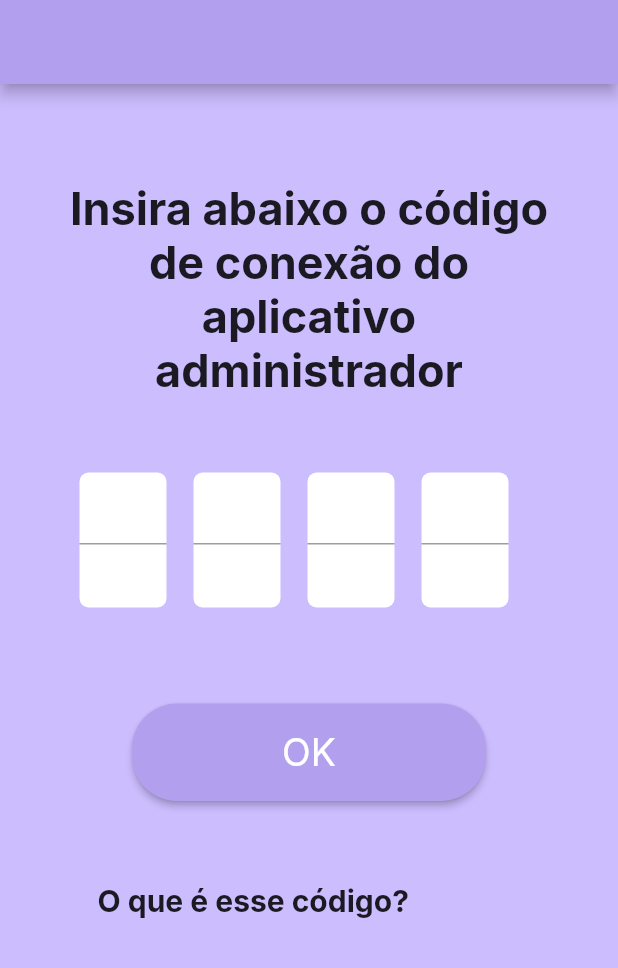
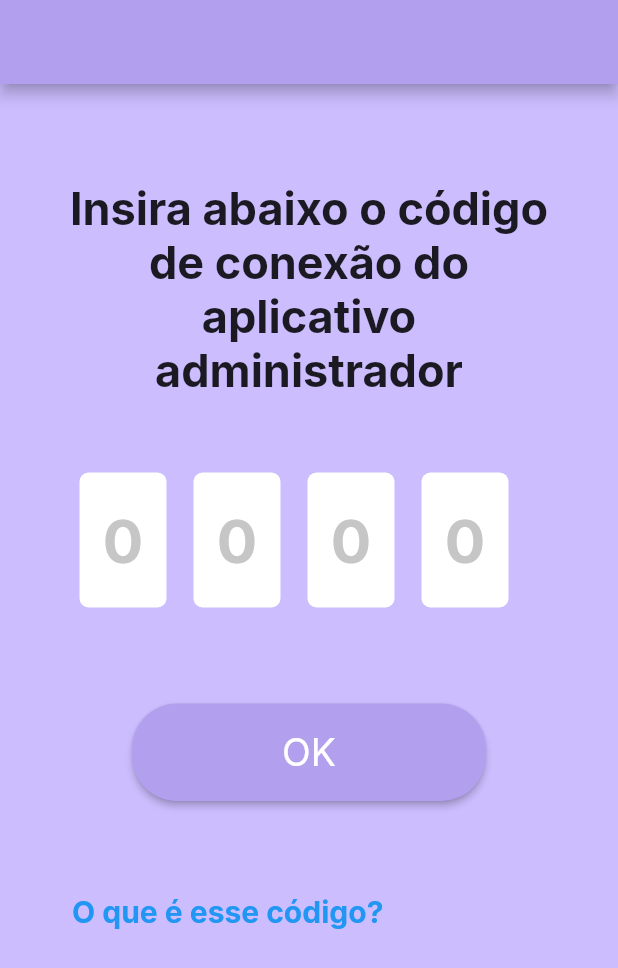
Before and after one commit to hallefcalves/smart-mhealth-companion, a Flutter app: the PurpleHome screen opened directly, on a phone screen of 412 x 824 dp. Shown: the top 968 px of the screen. Run offline on Flutter 3.47's test engine with Material 2 defaults, Android fonts, the phone set to English and light mode, and no system bars; our stand-ins replace flutter_local_notifications, font_awesome_flutter, google_fonts, timezone; missing offline and left inert: flutter_alarm_clock, iconify_flutter.

Commit message:
purple home

```diff
--- /dev/null
+++ b/lib/components/buttom_dialog.dart
@@ -0,0 +1,93 @@
+import 'package:flutter/material.dart';
+import 'package:flutter/src/foundation/key.dart';
+import 'package:flutter/src/widgets/framework.dart';
+import 'package:google_fonts/google_fonts.dart';
+import 'package:iconify_flutter/iconify_flutter.dart';
+import 'package:iconify_flutter/icons/eva.dart';
+import 'package:smart_mhealth_companion/components/center_text.dart';
+import 'package:smart_mhealth_companion/components/left_text.dart';
+import 'package:smart_mhealth_companion/themes/color.dart';
+
+class BtnDialog extends StatelessWidget {
+  const BtnDialog(this.corCaixa, this.corIcone, this.titulo, this.descricao, this.texto,this.imagem);
+  final Color corCaixa;
+  final Color corIcone;
+  final String titulo;
+  final String descricao;
+  final String texto;
+  final String imagem;
+  @override
+  Widget build(BuildContext context) {
+    return ElevatedButton(
+      onPressed: () => showDialog<String>(
+        context: context,
+        builder: (BuildContext context) => AlertDialog(
+          shape: const RoundedRectangleBorder(
+              borderRadius: BorderRadius.all(Radius.circular(9))),
+          backgroundColor: corCaixa,
+          title: Row(
+            children: [
+              Padding(
+                padding: const EdgeInsets.only(top: 5, left: 1),
+                child: IconButton(
+                  icon: Iconify(Eva.close_circle_fill,
+                      color: corIcone, size: 45),
+                  onPressed: () => Navigator.pop(context, 'OK'),
+                ),
+              ),
+              Padding(
+                padding: const EdgeInsets.only(top: 5),
+                child: CenterTxt(
+                    22, FontWeight.w700, titulo),
+              )
+            ],
+          ),
+          content: Stack(
+            children: [
+              Padding(
+                padding: EdgeInsets.only(top: 18),
+                child: Image.asset(
+                  imagem,
+                ),
+              ),
+              Padding(
+                  padding: EdgeInsets.only(top: 220),
+                  child: CenterTxt(
+                      19, FontWeight.w500, descricao)),
+              Padding(
+                padding: EdgeInsets.only(top: 270),
+                child: CenterTxt(16, FontWeight.w400,
+                    texto),
+              )
+            ],
+          ),
+          actions: <Widget>[
+            TextButton(
+              onPressed: () => Navigator.pop(context, 'OK'),
+              child: Text(
+                'OK',
+                style: GoogleFonts.inter(
+                  fontSize: 20,
+                  fontWeight: FontWeight.w700,
+                ),
+              ),
+            ),
+          ],
+        ),
+      ),
+      style: ElevatedButton.styleFrom(
+        primary: accentColorMedium,
+        textStyle: TextStyle(
+          fontFamily: GoogleFonts.inter().fontFamily,
+          fontSize: 25,
+        ),
+        minimumSize: const Size(170, 65),
+        maximumSize: const Size(340, 130),
+        shape: RoundedRectangleBorder(
+          borderRadius: BorderRadius.circular(30),
+        ),
+      ),
+      child: const Text('OK'),
+    );
+  }
+}
--- a/lib/components/center_text.dart
+++ b/lib/components/center_text.dart
@@ -6,8 +6,9 @@ import 'package:flutter/src/widgets/framework.dart';
 import 'package:google_fonts/google_fonts.dart';
 
 class CenterTxt extends StatelessWidget {
-  const CenterTxt(this.tamanhoFont, this.texto);
+  const CenterTxt(this.tamanhoFont, this.fontWeight, this.texto);
   final double tamanhoFont;
+  final FontWeight fontWeight;
   final String texto;
 
   @override
@@ -18,7 +19,7 @@ class CenterTxt extends StatelessWidget {
         textAlign: TextAlign.center,
         style: GoogleFonts.inter(
           fontSize: tamanhoFont,
-          fontWeight: FontWeight.w700,
+          fontWeight: fontWeight,
         ),
         texto,
       ),
--- a/lib/components/codigo_verificação.dart
+++ b/lib/components/codigo_verificação.dart
@@ -1,7 +1,9 @@
 import 'package:flutter/cupertino.dart';
 import 'package:flutter/material.dart';
+import 'package:flutter/services.dart';
 import 'package:flutter/src/foundation/key.dart';
 import 'package:flutter/src/widgets/framework.dart';
+import 'package:google_fonts/google_fonts.dart';
 
 class CodigoVerificacao extends StatelessWidget {
   const CodigoVerificacao({Key? key}) : super(key: key);
@@ -19,8 +21,20 @@ class CodigoVerificacao extends StatelessWidget {
             color: Colors.white,
             borderRadius: BorderRadius.circular(6),
             ),
-            child: const TextField(
-              keyboardType: TextInputType.number),
+            child: Center(child:
+            TextField(
+              decoration:
+                InputDecoration(counterText: "", hintText: '0', hintStyle: TextStyle(fontSize: 40, color: Color.fromARGB(155, 161, 161, 161)),  border: InputBorder.none),
+              textAlign: TextAlign.center,
+              style: GoogleFonts.inter(
+              fontSize: 40,
+              fontWeight: FontWeight.w700,
+            ),
+              maxLength: 1,
+              inputFormatters: <TextInputFormatter>[FilteringTextInputFormatter.digitsOnly,],
+              keyboardType: TextInputType.number,
+            ),
+            )
           ),
         ),
         Padding(
@@ -32,8 +46,20 @@ class CodigoVerificacao extends StatelessWidget {
             color: Colors.white,
             borderRadius: BorderRadius.circular(6),
             ),
-            child: const TextField(
-              keyboardType: TextInputType.number),
+            child: Center(child:
+            TextField(
+              decoration:
+                InputDecoration(counterText: "", hintText: '0', hintStyle: TextStyle(fontSize: 40, color: Color.fromARGB(155, 161, 161, 161)),  border: InputBorder.none),
+              textAlign: TextAlign.center,
+              style: GoogleFonts.inter(
+              fontSize: 40,
+              fontWeight: FontWeight.w700,
+            ),
+              maxLength: 1,
+              inputFormatters: <TextInputFormatter>[FilteringTextInputFormatter.digitsOnly,],
+              keyboardType: TextInputType.number,
+            ),
+            )
           ),
         ),
         Padding(
@@ -45,8 +71,20 @@ class CodigoVerificacao extends StatelessWidget {
             color: Colors.white,
             borderRadius: BorderRadius.circular(6),
             ),
-            child: const TextField(
-              keyboardType: TextInputType.number),
+            child: Center(child:
+            TextField(
+              decoration:
+                InputDecoration(counterText: "", hintText: '0', hintStyle: TextStyle(fontSize: 40, color: Color.fromARGB(155, 161, 161, 161)),  border: InputBorder.none),
+              textAlign: TextAlign.center,
+              style: GoogleFonts.inter(
+              fontSize: 40,
+              fontWeight: FontWeight.w700,
+            ),
+              maxLength: 1,
+              inputFormatters: <TextInputFormatter>[FilteringTextInputFormatter.digitsOnly,],
+              keyboardType: TextInputType.number,
+            ),
+            )
           ),
         ),
         Padding(
@@ -58,8 +96,20 @@ class CodigoVerificacao extends StatelessWidget {
             color: Colors.white,
             borderRadius: BorderRadius.circular(6),
             ),
-            child: const TextField(
-              keyboardType: TextInputType.number),
+            child: Center(child:
+            TextField(
+              decoration:
+                InputDecoration(counterText: "", hintText: '0', hintStyle: TextStyle(fontSize: 40, color: Color.fromARGB(155, 161, 161, 161)),  border: InputBorder.none),
+              textAlign: TextAlign.center,
+              style: GoogleFonts.inter(
+              fontSize: 40,
+              fontWeight: FontWeight.w700,
+            ),
+              maxLength: 1,
+              inputFormatters: <TextInputFormatter>[FilteringTextInputFormatter.digitsOnly,],
+              keyboardType: TextInputType.number,
+            ),
+            )
           ),
         ),
       ],
--- a/lib/components/left_text.dart
+++ b/lib/components/left_text.dart
@@ -6,8 +6,9 @@ import 'package:flutter/src/widgets/framework.dart';
 import 'package:google_fonts/google_fonts.dart';
 
 class LetfTxt extends StatelessWidget {
-  const LetfTxt(this.tamanhoFont, this.texto);
+  const LetfTxt(this.tamanhoFont,this.fontWeight, this.texto);
   final double tamanhoFont;
+  final FontWeight fontWeight;
   final String texto;
 
   @override
@@ -18,7 +19,7 @@ class LetfTxt extends StatelessWidget {
         textAlign: TextAlign.left,
         style: GoogleFonts.inter(
           fontSize: tamanhoFont,
-          fontWeight: FontWeight.w700,
+          fontWeight: fontWeight,
         ),
         texto,
       ),
--- a/lib/components/notification.dart
+++ b/lib/components/notification.dart
@@ -45,11 +45,11 @@ class CustomNotification extends StatelessWidget {
           ),
           Padding(
             padding: EdgeInsets.only(top: 15, left: 60, right: 45),
-            child: LetfTxt(22, title),
+            child: LetfTxt(22, FontWeight.w700,  title),
           ),
           Padding(
             padding: EdgeInsets.only(top: 70, left: 54, right: 24),
-            child: LetfTxt(18, msg),
+            child: LetfTxt(18, FontWeight.w500, msg),
           )
         ],
       ),
--- /dev/null
+++ b/lib/components/txt_buttom_dialog.dart
@@ -0,0 +1,79 @@
+import 'package:flutter/material.dart';
+import 'package:flutter/src/foundation/key.dart';
+import 'package:flutter/src/widgets/framework.dart';
+import 'package:google_fonts/google_fonts.dart';
+import 'package:iconify_flutter/iconify_flutter.dart';
+import 'package:iconify_flutter/icons/eva.dart';
+import 'package:smart_mhealth_companion/components/center_text.dart';
+import 'package:smart_mhealth_companion/components/left_text.dart';
+import 'package:smart_mhealth_companion/themes/color.dart';
+
+class TxtDialog extends StatelessWidget {
+  const TxtDialog(this.txtBtn, this.corCaixa, this.corIcone, this.titulo, this.descricao,
+      this.texto);
+  final Color corCaixa;
+  final Color corIcone;
+  final String titulo;
+  final String descricao;
+  final String texto;
+  final String txtBtn;
+  @override
+  Widget build(BuildContext context) {
+    return TextButton(
+      onPressed: () => showDialog<String>(
+        context: context,
+        builder: (BuildContext context) => AlertDialog(
+          shape: const RoundedRectangleBorder(
+              borderRadius: BorderRadius.all(Radius.circular(9))),
+          backgroundColor: corCaixa,
+          title: Row(
+            children: [
+              Padding(
+                padding: const EdgeInsets.only(top: 5, left: 1),
+                child: IconButton(
+                  icon:
+                      Iconify(Eva.close_circle_fill, color: corIcone, size: 45),
+                  onPressed: () => Navigator.pop(context, 'OK'),
+                ),
+              ),
+              Padding(
+                padding: const EdgeInsets.only(top: 5),
+                child: CenterTxt(22, FontWeight.w700, titulo),
+              )
+            ],
+          ),
+          content: Stack(
+            children: [
+              Padding(
+                  padding: EdgeInsets.only(top: 10),
+                  child: CenterTxt(19, FontWeight.w500, descricao)),
+              Padding(
+                padding: EdgeInsets.only(top: 35),
+                child: CenterTxt(16, FontWeight.w400, texto),
+              )
+            ],
+          ),
+          actions: <Widget>[
+            TextButton(
+              onPressed: () => Navigator.pop(context, 'OK'),
+              child: Text(
+                'OK',
+                style: GoogleFonts.inter(
+                  fontSize: 20,
+                  fontWeight: FontWeight.w700,
+                ),
+              ),
+            ),
+          ],
+        ),
+      ),
+      child:  Text(
+        txtBtn,
+        style: GoogleFonts.inter(
+          fontSize: 20,
+          fontWeight: FontWeight.w700,
+        ),
+        ),
+    );
+  }
+}
--- a/lib/screens/blue_intro.dart
+++ b/lib/screens/blue_intro.dart
@@ -28,12 +28,12 @@ class BlueIntro extends StatelessWidget {
         children: [
           const Padding(
               padding: EdgeInsets.only(top: 35, left: 13, right: 13),
-              child: CenterTxt(40, "Bem-Vindo ao seu Despertador de Remédios"),
+              child: CenterTxt(40, FontWeight.w700, "Bem-Vindo ao seu Despertador de Remédios"),
               ),
 
           const Padding(
             padding: EdgeInsets.only(top: 40, left: 40, right: 40,),
-            child:CenterTxt(22, "Nessa página você irá poderá adicionar novos alarmes"),
+            child:CenterTxt(22, FontWeight.w700, "Nessa página você irá poderá adicionar novos alarmes"),
           ),
           const Padding(
             padding: EdgeInsets.only(top: 40, left: 13),
--- a/lib/screens/green_home.dart
+++ b/lib/screens/green_home.dart
@@ -57,7 +57,7 @@ class GreenHome extends StatelessWidget {
                 ),
               ),
             Padding(
-                padding: EdgeInsets.only(top: 40, left: 26, right: 15),
+                padding: EdgeInsets.only(top: 22, left: 26, right: 15),
                 child: CustomNotification(
                   errorSurface,
                   errorDefault,
--- a/lib/screens/green_intro.dart
+++ b/lib/screens/green_intro.dart
@@ -29,12 +29,12 @@ class GreenIntro extends StatelessWidget {
         children: [
           const Padding(
               padding: EdgeInsets.only(top: 35, left: 13, right: 13),
-              child: CenterTxt(40, "Bem-Vindo ao seu Despertador de Remédios"),
+              child: CenterTxt(40, FontWeight.w700, "Bem-Vindo ao seu Despertador de Remédios"),
               ),
 
           const Padding(
             padding: EdgeInsets.only(top: 40, left: 40, right: 40,),
-            child:CenterTxt(22, "Nessa página você irá encontrar informações sobre os alarmes das suas medicações"),
+            child:CenterTxt(22, FontWeight.w700, "Nessa página você irá encontrar informações sobre os alarmes das suas medicações"),
           ),
           const Padding(
             padding: EdgeInsets.only(top: 40, left: 13),
--- a/lib/screens/purple_home.dart
+++ b/lib/screens/purple_home.dart
@@ -5,9 +5,12 @@ import 'package:google_fonts/google_fonts.dart';
 import 'package:iconify_flutter/iconify_flutter.dart';
 import 'package:iconify_flutter/icons/eva.dart';
 import 'package:smart_mhealth_companion/components/bottom_navbar.dart';
+import 'package:smart_mhealth_companion/components/buttom_dialog.dart';
 import 'package:smart_mhealth_companion/components/button.dart';
 import 'package:smart_mhealth_companion/components/center_text.dart';
 import 'package:smart_mhealth_companion/components/codigo_verifica%C3%A7%C3%A3o.dart';
+import 'package:smart_mhealth_companion/components/icon_buttom_dialog.dart';
+import 'package:smart_mhealth_companion/components/txt_buttom_dialog.dart';
 import 'package:smart_mhealth_companion/screens/placeholder.dart';
 import 'package:smart_mhealth_companion/themes/color.dart';
 
@@ -27,54 +30,27 @@ class PurpleHome extends StatelessWidget {
             children: [
               const Padding(
                 padding: EdgeInsets.only(top: 65, left: 30, right: 30),
-                child: CenterTxt(30, "Insira abaixo o código de conexão do aplicativo administrador"),
+                child: CenterTxt(30, FontWeight.w700, "Insira abaixo o código de conexão do aplicativo administrador"),
                 ),
                 const Padding(
                 padding: EdgeInsets.only(top: 50, left: 35),
                 child: CodigoVerificacao(),
                   ),
-              Padding(
-                padding: const EdgeInsets.only(top: 64, left: 88, right: 88),
-                child: ElevatedButton(
-                  onPressed: () => showDialog<String>(
-                    context: context,
-                    builder: (BuildContext context) => AlertDialog(
-                      title: const Text('Bem-vindo ao Despertador Deles'),
-                      content: const Text('Você está conectado a Ana Clara!'),
-                      actions: <Widget>[
-                        TextButton(
-                          onPressed: () => Navigator.pop(context, 'OK'),
-                          child: const Text('OK'),
-                        ),
-                      ],
-                    ),
-                  ),
-                    child: const Text('OK'),
-                      style: ElevatedButton.styleFrom(
-                      primary: accentColorMedium,
-                      textStyle: TextStyle(
-                        fontFamily: GoogleFonts.inter().fontFamily,
-                        fontSize: 25,
-                      ),
-                      minimumSize: const Size(170, 65),
-                      maximumSize: const Size(340, 130),
-                      shape: RoundedRectangleBorder(
-                        borderRadius: BorderRadius.circular(30),
-                      ),
-                ),
-                )
+              const Padding(
+                padding: EdgeInsets.only(top: 64, left: 88, right: 88),
+                child: BtnDialog(accentColor, accentColorMedium, 'Bem-vindo ao \n Despertador Deles', 'Você está conectado a Ana Clara!', 'Ana Clara agora pode acompanhar seus tratamentos, facilitar sua vida e ajudar a manter sua boa saúde!','lib/assets/anaclara_prf.png' ),
               ),
                 Row(
                     children: const[
                     Padding(
-                      padding: EdgeInsets.only(top: 55, left: 35),
-                      child: Iconify(Eva.info_fill,
-                      color: accentColorMedium, size: 40),
+                      padding: EdgeInsets.only(top: 50, left: 35),
+                      child: IconDialog(
+                        Iconify(Eva.info_fill,color: accentColorMedium, size: 60),
+                        accentColor, accentColorMedium,  'Despertador Deles','', 'Nosso aplicativo pago: Despertador Deles pode ser conectado a este aplicativo, sendo possível fazer de outro celular cadastros mais completos de remédios e alarmes, acompanhar por notificações em tempo real e relatórios se os medicamentos estão sendo tomado corretamente entre outros, veja aqui.')
                   ),
                     Padding(
-                    padding: EdgeInsets.only(top: 55, left: 30, right: 30),
-                    child: CenterTxt(20, "O que é esse código?"),
-                      )
+                    padding: EdgeInsets.only(top: 50, left: 5, right: 30),
+                    child: TxtDialog('O que é esse código?', accentColor, accentColorMedium, 'Despertador Deles', '', 'Nosso aplicativo pago: Despertador Deles pode ser conectado a este aplicativo, sendo possível fazer de outro celular cadastros mais completos de remédios e alarmes, acompanhar por notificações em tempo real e relatórios se os medicamentos estão sendo tomado corretamente entre outros, veja aqui.'),)
                     ],
                 ),
             ],
--- a/lib/screens/purple_intro.dart
+++ b/lib/screens/purple_intro.dart
@@ -28,12 +28,12 @@ class PurpleIntro extends StatelessWidget {
         children: [
           const Padding(
               padding: EdgeInsets.only(top: 35, left: 13, right: 13),
-              child: CenterTxt(40, "Bem-Vindo ao seu Despertador de Remédios"),
+              child: CenterTxt(40, FontWeight.w700, "Bem-Vindo ao seu Despertador de Remédios"),
               ),
 
           const Padding(
             padding: EdgeInsets.only(top: 40, left: 40, right: 40,),
-            child:CenterTxt(22, "Nessa página você poderá se conectar ao seu cuidador através do aplicativo Despertador Deles"),
+            child:CenterTxt(22,FontWeight.w700, "Nessa página você poderá se conectar ao seu cuidador através do aplicativo Despertador Deles"),
           ),
           const Padding(
             padding: EdgeInsets.only(top: 40, left: 13),
```
Also changed, not shown: lib/components/icon_buttom_dialog.dart (added, +74 -0 lines), lib/assets/anaclara_prf.png (added).
